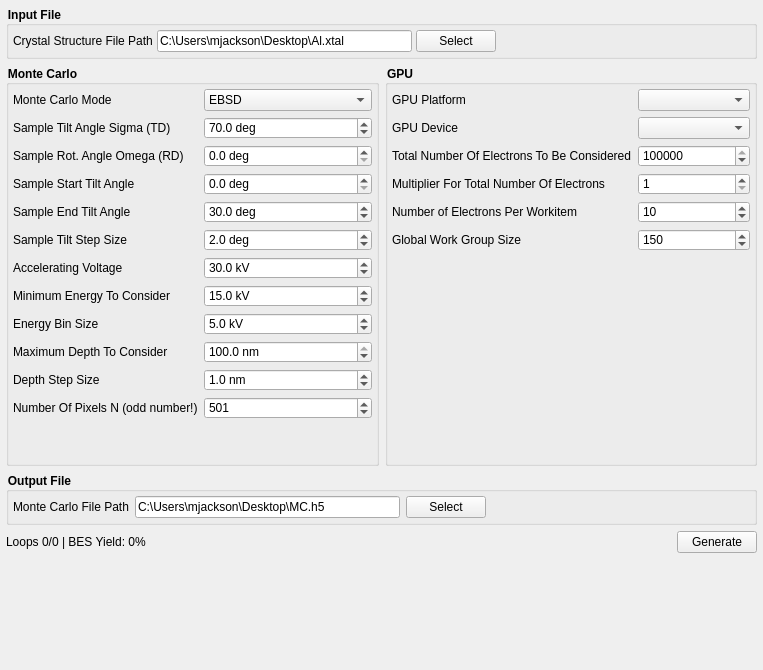
Qt form Source/EMsoftWorkbench/Workbench/Modules/MonteCarloSimulationModule/UI_Files/MonteCarloSimulation_UI.ui (marcdegraef/EMsoft) before a commit.
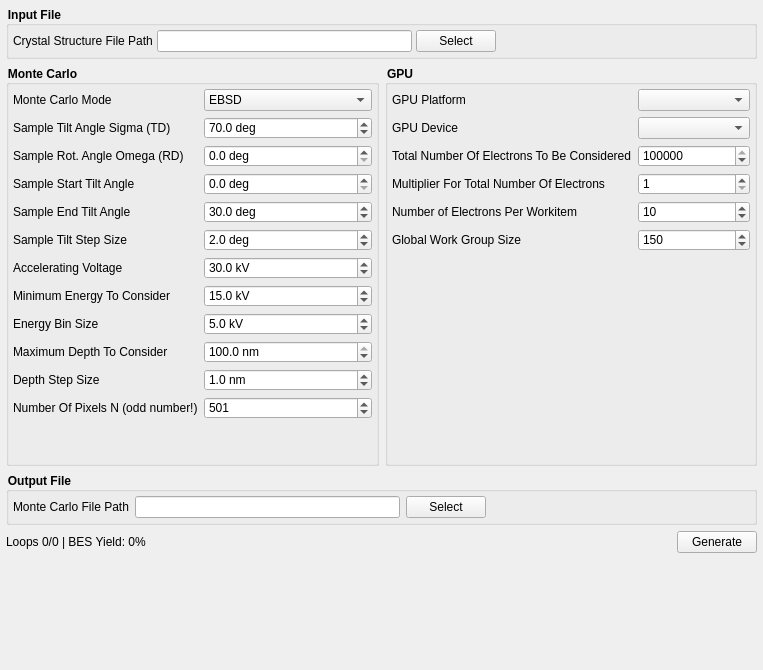
The same form after that commit.

```diff
--- a/Source/EMsoftWorkbench/Workbench/Modules/MonteCarloSimulationModule/UI_Files/MonteCarloSimulation_UI.ui
+++ b/Source/EMsoftWorkbench/Workbench/Modules/MonteCarloSimulationModule/UI_Files/MonteCarloSimulation_UI.ui
@@ -616,7 +616,7 @@
       <item row="0" column="1">
        <widget class="QLineEdit" name="csFilePathLE">
         <property name="text">
-         <string>C:\Users\mjackson\Desktop\Al.xtal</string>
+         <string notr="true"/>
         </property>
         <property name="placeholderText">
          <string/>
@@ -661,7 +661,7 @@
       <item row="0" column="1">
        <widget class="QLineEdit" name="mcFilePathLE">
         <property name="text">
-         <string>C:\Users\mjackson\Desktop\MC.h5</string>
+         <string notr="true"/>
         </property>
        </widget>
       </item>
```
